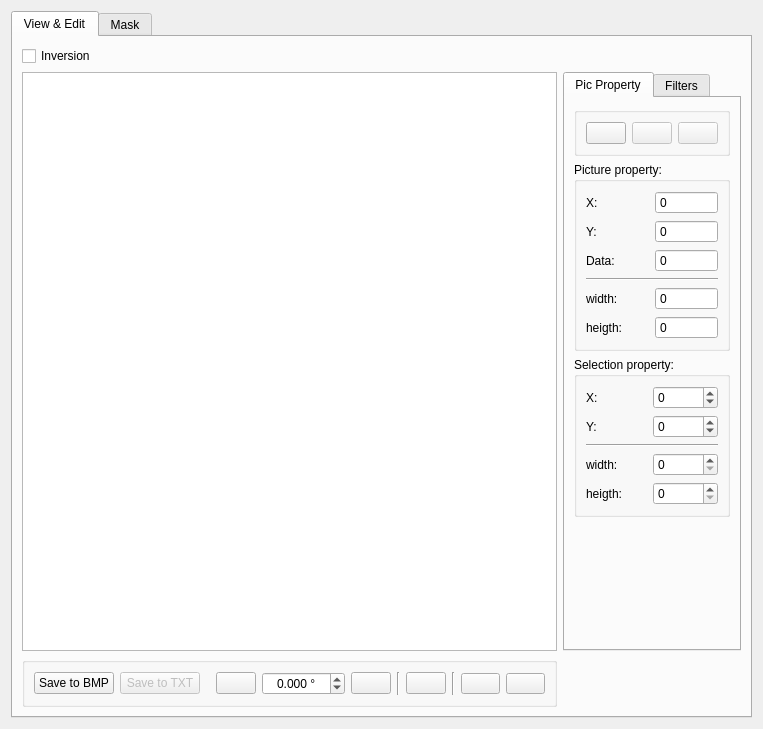
Before: the Qt Designer form viewer/viewer_widget.ui in verbkinm2/WTF_Viewer, drawn with Qt 5.
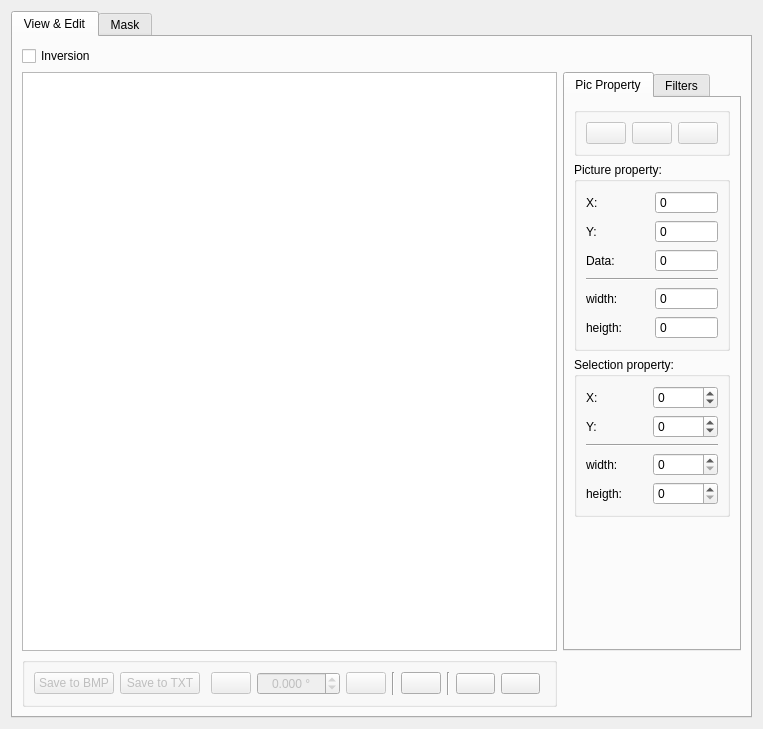
After: the same form once the commit is applied. Icons and pictures are not drawn. Custom widgets are drawn as their Qt base class.

The edit to the form file:
```diff
--- a/viewer/viewer_widget.ui
+++ b/viewer/viewer_widget.ui
@@ -47,6 +47,9 @@
          <property name="currentIndex">
           <number>0</number>
          </property>
+         <property name="movable">
+          <bool>true</bool>
+         </property>
          <widget class="QWidget" name="twrProperty">
           <attribute name="title">
            <string>Pic Property</string>
@@ -60,6 +63,9 @@
              <layout class="QHBoxLayout" name="horizontalLayout_2">
               <item>
                <widget class="QPushButton" name="selection_button">
+                <property name="enabled">
+                 <bool>false</bool>
+                </property>
                 <property name="toolTip">
                  <string>draw selection</string>
                 </property>
@@ -487,7 +493,7 @@
           <item>
            <widget class="QPushButton" name="save_bmp">
             <property name="enabled">
-             <bool>true</bool>
+             <bool>false</bool>
             </property>
             <property name="toolTip">
              <string>save picture to BMP file</string>
@@ -526,7 +532,7 @@
           <item>
            <widget class="QPushButton" name="rotate_plus">
             <property name="enabled">
-             <bool>true</bool>
+             <bool>false</bool>
             </property>
             <property name="toolTip">
              <string>+90º</string>
@@ -542,6 +548,9 @@
           </item>
           <item>
            <widget class="QDoubleSpinBox" name="angle">
+            <property name="enabled">
+             <bool>false</bool>
+            </property>
             <property name="wrapping">
              <bool>false</bool>
             </property>
@@ -574,7 +583,7 @@
           <item>
            <widget class="QPushButton" name="rotate_minus">
             <property name="enabled">
-             <bool>true</bool>
+             <bool>false</bool>
             </property>
             <property name="toolTip">
              <string>-90º</string>
@@ -665,6 +674,19 @@
             </property>
            </widget>
           </item>
+          <item>
+           <spacer name="horizontalSpacer_2">
+            <property name="orientation">
+             <enum>Qt::Horizontal</enum>
+            </property>
+            <property name="sizeHint" stdset="0">
+             <size>
+              <width>40</width>
+              <height>20</height>
+             </size>
+            </property>
+           </spacer>
+          </item>
          </layout>
         </widget>
        </item>
```
Left out of the diff: 30 changed lines with no effect on the pictures.
